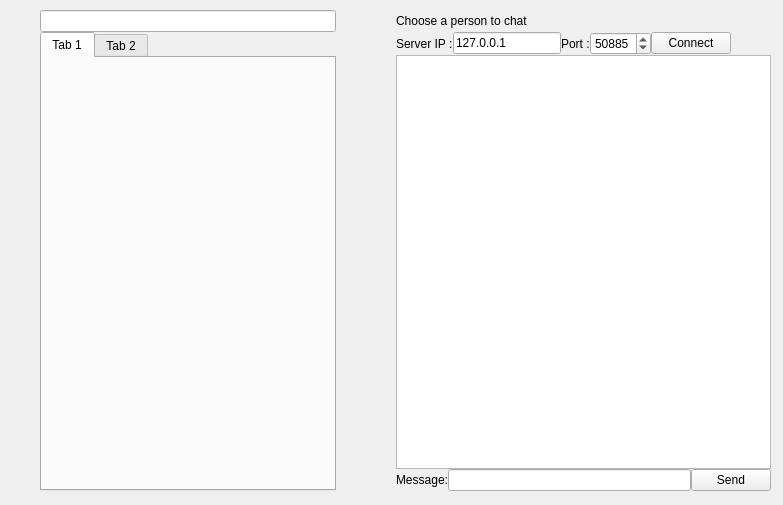
Before: the Qt Designer form GUI/Client/chatwindow.ui in vietnq2291/network-programming-project-20222, drawn with Qt 5.
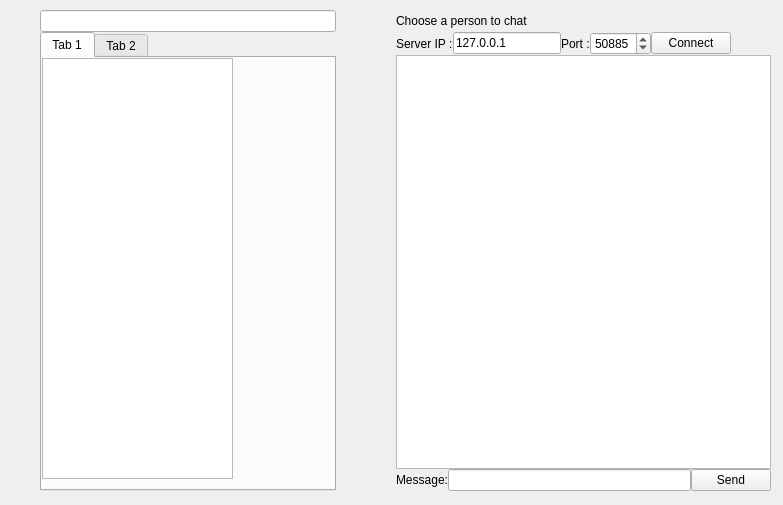
After: the same form once the commit is applied. Icons and pictures are not drawn.

The edit to the form file:
```diff
--- a/GUI/Client/chatwindow.ui
+++ b/GUI/Client/chatwindow.ui
@@ -61,6 +61,16 @@
        <attribute name="title">
         <string>Tab 1</string>
        </attribute>
+       <widget class="QListWidget" name="listWidget">
+        <property name="geometry">
+         <rect>
+          <x>0</x>
+          <y>0</y>
+          <width>191</width>
+          <height>421</height>
+         </rect>
+        </property>
+       </widget>
       </widget>
       <widget class="QWidget" name="tab_2">
        <attribute name="title">
```
Left out of the diff: 10 changed lines with no effect on the pictures.
